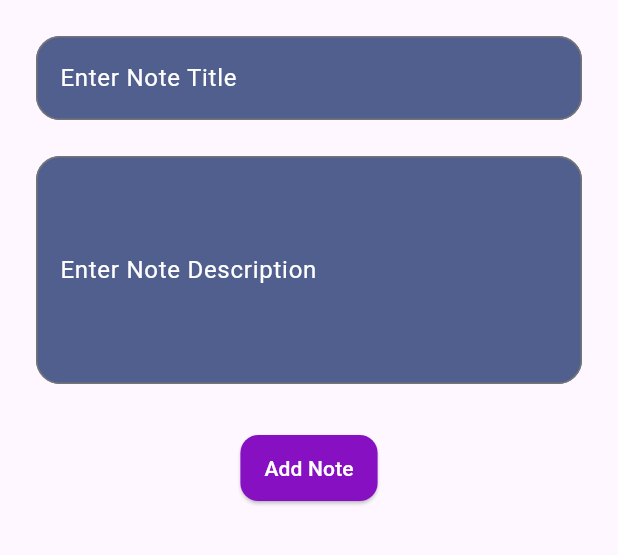
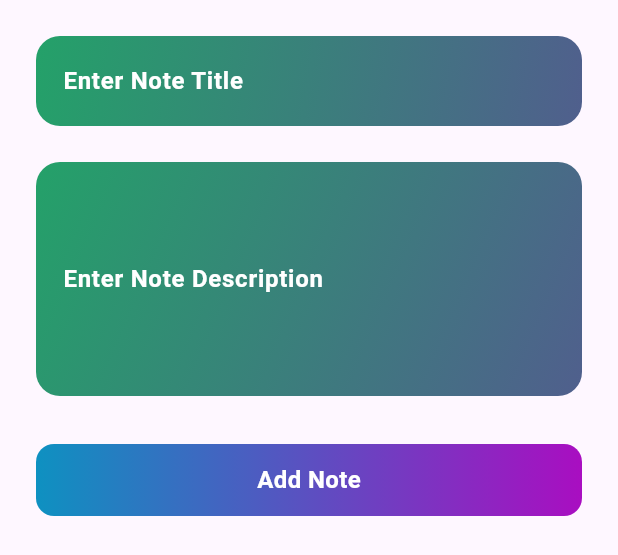
Before and after one commit to Absattar22/Notiva, a Flutter app: the CustomBottomSheet widget shown alone on an empty page, opened directly, on a phone screen of 412 x 824 dp. Shown: the top 555 px of the screen. Run offline on Flutter 3.47's test engine with Material 3 defaults, Android fonts, the light colour scheme and no system bars; our stand-ins replace shared_preferences, smooth_page_indicator; accounts and stored records are empty.

Commit message:
Update Bottom Sheet

```diff
--- a/lib/widgets/custom_button.dart
+++ b/lib/widgets/custom_button.dart
@@ -5,20 +5,28 @@ class CustomButton extends StatelessWidget {
 
   @override
   Widget build(BuildContext context) {
-    return ElevatedButton(
-      onPressed: () {
-        // Save the note
-      },
-      style: ElevatedButton.styleFrom(
-        backgroundColor: const Color.fromARGB(255, 135, 17, 194),
-        shape: RoundedRectangleBorder(
+    return GestureDetector(
+      child: Container(
+        height: 48,
+        width: MediaQuery.of(context).size.width,
+        decoration: BoxDecoration(
           borderRadius: BorderRadius.circular(12),
+          gradient: const LinearGradient(
+            colors: [
+              Color.fromARGB(255, 14, 145, 193),
+              Color.fromARGB(255, 169, 14, 193),
+            ],
+          ),
         ),
-        padding: const EdgeInsets.symmetric(vertical: 12, horizontal: 16),
-      ),
-      child: const Text(
-        'Add Note',
-        style: TextStyle(color: Colors.white),
+        child: const Center(
+          child: Text(
+            'Add Note',
+            style: TextStyle(
+                color: Colors.white,
+                fontSize: 16.0,
+                fontWeight: FontWeight.bold),
+          ),
+        ),
       ),
     );
   }
--- a/lib/widgets/custom_button_sheet.dart
+++ b/lib/widgets/custom_button_sheet.dart
@@ -9,6 +9,7 @@ class CustomBottomSheet extends StatelessWidget {
   Widget build(BuildContext context) {
     return const Padding(
       padding: EdgeInsets.all(24),
+      child: SingleChildScrollView(
         child: Column(
           children: [
             CustomTextField(
@@ -25,6 +26,7 @@ class CustomBottomSheet extends StatelessWidget {
             CustomButton()
           ],
         ),
+      ),
     );
   }
 }
--- a/lib/widgets/custom_text_field.dart
+++ b/lib/widgets/custom_text_field.dart
@@ -1,11 +1,12 @@
 import 'package:flutter/material.dart';
 
 class CustomTextField extends StatelessWidget {
-  const CustomTextField(
-      {super.key,
+  const CustomTextField({
+    super.key,
     required this.hintText,
     this.maxLines = 1,
-      required this.labelText});
+    required this.labelText,
+  });
 
   final String hintText;
   final int maxLines;
@@ -13,8 +14,21 @@ class CustomTextField extends StatelessWidget {
 
   @override
   Widget build(BuildContext context) {
-    return TextField(
-      cursorColor: const Color.fromARGB(255, 36, 161, 105),
+    return Container(
+      decoration: BoxDecoration(
+        borderRadius: BorderRadius.circular(16),
+        gradient: const LinearGradient(
+          colors: [
+            Color.fromARGB(255, 36, 161, 105), // Start color
+            Color.fromARGB(255, 80, 95, 141), // End color
+          ],
+          begin: Alignment.topLeft,
+          end: Alignment.bottomRight,
+        ),
+      ),
+      padding: const EdgeInsets.all(2), // Adjust padding as needed
+      child: TextField(
+        cursorColor: Colors.white,
         maxLines: maxLines,
         style: const TextStyle(
           color: Colors.white,
@@ -22,19 +36,21 @@ class CustomTextField extends StatelessWidget {
         ),
         decoration: InputDecoration(
           enabledBorder: OutlineInputBorder(
-          borderSide: BorderSide(color: Colors.grey.shade600),
+            borderSide: BorderSide.none,
             borderRadius: BorderRadius.circular(16),
           ),
           focusedBorder: OutlineInputBorder(
-          borderSide: const BorderSide(color: Colors.blue),
+            borderSide: BorderSide.none,
             borderRadius: BorderRadius.circular(16),
           ),
           hintText: hintText,
-        hintStyle: TextStyle(color: Colors.grey.shade400),
+          hintStyle: TextStyle(color: Colors.grey.shade200),
           labelText: labelText,
-        labelStyle: const TextStyle(color: Colors.white),
+          labelStyle:
+              const TextStyle(color: Colors.white, fontWeight: FontWeight.bold),
           filled: true,
-        fillColor: const Color.fromARGB(255, 80, 95, 141),
+          fillColor: Colors.transparent,
+        ),
       ),
     );
   }
```
Lines whose indentation alone changed are shown as unchanged.
